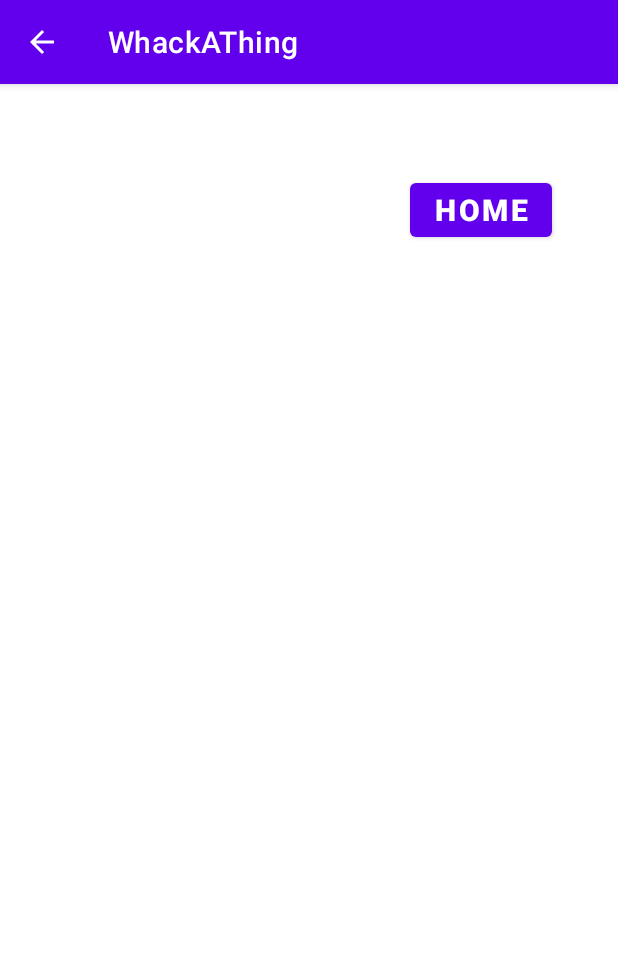
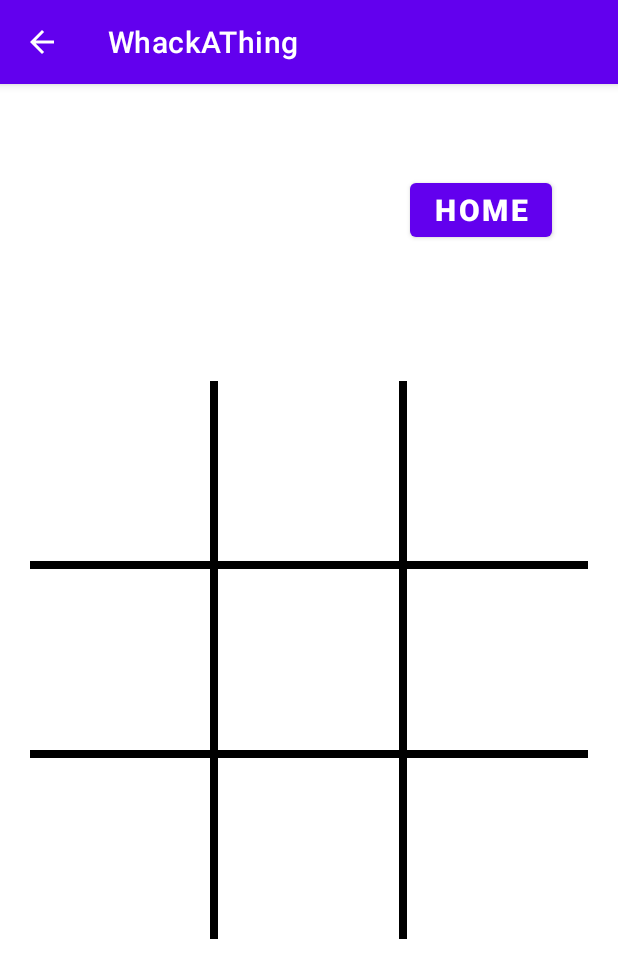
Before and after one commit to aichuley/WhackAThing, an Android app: the GameActivity screen opened directly, with no data from a screen before it, on a phone screen of 412 x 824 dp. Shown: the top 978 px of the screen. Run offline under Robolectric (Android 15) with nearby library versions, the phone set to English and light mode, and no system bars.

Commit message:
anthonys push

```diff
--- a/app/src/main/AndroidManifest.xml
+++ b/app/src/main/AndroidManifest.xml
@@ -15,7 +15,8 @@
         tools:targetApi="31">
 
         <activity android:name=".GameActivity"
-            android:parentActivityName=".MainActivity"/>
+            android:parentActivityName=".MainActivity"
+            />
         <activity
             android:name=".SelectImageActivity"
             android:parentActivityName=".MainActivity" />
--- a/app/src/main/java/com/example/whackathing/GameActivity.kt
+++ b/app/src/main/java/com/example/whackathing/GameActivity.kt
@@ -3,6 +3,7 @@ package com.example.whackathing
 import android.content.Intent
 import android.os.Bundle
 import android.view.View
+import android.widget.Button
 import android.widget.ImageView
 import androidx.appcompat.app.AppCompatActivity
 
@@ -15,14 +16,44 @@ class Mol(val mole: ImageView) {
 }
 
 class GameActivity: AppCompatActivity() {
+
+    private var boardList = mutableListOf<Button>()
+
     override fun onCreate(savedInstanceState: Bundle?) {
         super.onCreate(savedInstanceState)
         setContentView(R.layout.activity_game)
+        initBoard()
     }
 
+
+    private fun initBoard() {
+
+        boardList.add(0,findViewById<Button>(R.id.a1))
+        boardList.add(1,findViewById<Button>(R.id.a2))
+        boardList.add(2,findViewById<Button>(R.id.a3))
+        boardList.add(3,findViewById<Button>(R.id.b1))
+        boardList.add(4,findViewById<Button>(R.id.b2))
+        boardList.add(5,findViewById<Button>(R.id.b3))
+        boardList.add(6,findViewById<Button>(R.id.c1))
+        boardList.add(7,findViewById<Button>(R.id.c2))
+        boardList.add(8,findViewById<Button>(R.id.c3))
+    }
 
     fun goToHome(view: View){
         val intent = Intent(this, MainActivity::class.java)
         startActivity(intent)
     }
+
+    fun boardTapped(view: View){
+        if(view !is Button)
+            return
+        removeToBoard(view)
+    }
+
+    private fun removeToBoard(button: Button) {
+
+        if(button.text != "")
+            return
+
+    }
 }
--- a/app/src/main/res/layout/activity_game.xml
+++ b/app/src/main/res/layout/activity_game.xml
@@ -17,4 +17,82 @@
         android:textStyle="bold"
         app:layout_constraintEnd_toEndOf="parent"
         app:layout_constraintTop_toTopOf="parent" />
+
+    <LinearLayout
+        android:layout_width="match_parent"
+        android:layout_height="0dp"
+        app:layout_constraintDimensionRatio="1:1"
+        android:orientation="vertical"
+        android:padding="20dp"
+        app:layout_constraintLeft_toLeftOf="parent"
+        app:layout_constraintTop_toTopOf="parent"
+        app:layout_constraintBottom_toBottomOf="parent">
+
+        <LinearLayout
+            style="@style/row">
+            <Button
+                android:id="@+id/a1"
+                style="@style/column" />
+
+            <View
+                style="@style/verticalLine"/>
+            <Button
+                android:id="@+id/a2"
+                style="@style/column"/>
+            <View
+                style="@style/verticalLine"/>
+            <Button
+                android:id="@+id/a3"
+                style="@style/column"/>
+
+        </LinearLayout>
+
+        <View
+            style="@style/horizontalLine"/>
+
+        <LinearLayout
+            style="@style/row">
+
+            <Button
+                android:id="@+id/b1"
+                style="@style/column"/>
+
+            <View
+                style="@style/verticalLine"/>
+            <Button
+                android:id="@+id/b2"
+                style="@style/column"/>
+            <View
+                style="@style/verticalLine"/>
+            <Button
+                android:id="@+id/b3"
+                style="@style/column"/>
+
+        </LinearLayout>
+
+        <View
+            style="@style/horizontalLine"/>
+
+        <LinearLayout
+            style="@style/row">
+            <Button
+                android:id="@+id/c1"
+                style="@style/column"/>
+            <View
+                style="@style/verticalLine"/>
+            <Button
+                android:id="@+id/c2"
+                style="@style/column"/>
+            <View
+                style="@style/verticalLine"/>
+            <Button
+                android:id="@+id/c3"
+                style="@style/column"/>
+        </LinearLayout>
+
+    </LinearLayout>
+
+
+
+
 </androidx.constraintlayout.widget.ConstraintLayout>
```
Also changed, not shown: app/src/main/res/values/styles.xml (added, +36 -0 lines), app/src/main/res/drawable/mol.jpeg (added).
